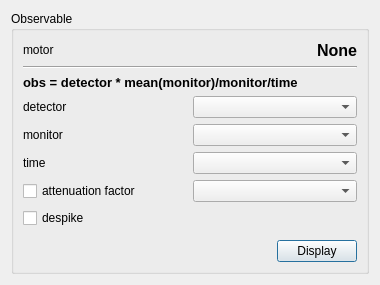
Old version of the form iintgui/ui/iintobservable.ui in the repository syncope/iint-gui.
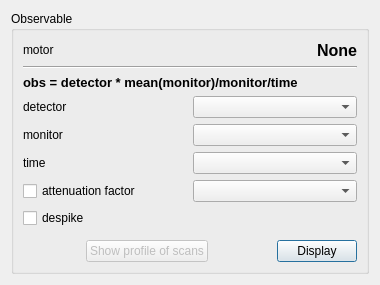
New version of the form.

Commit message: + change gui representation for new buttons

Diff of the .ui file:
```diff
--- a/iintgui/ui/iintobservable.ui
+++ b/iintgui/ui/iintobservable.ui
@@ -577,6 +577,29 @@
         </item>
         <item>
          <layout class="QHBoxLayout" name="horizontalLayout">
+          <item>
+           <spacer name="horizontalSpacer">
+            <property name="orientation">
+             <enum>Qt::Horizontal</enum>
+            </property>
+            <property name="sizeHint" stdset="0">
+             <size>
+              <width>40</width>
+              <height>20</height>
+             </size>
+            </property>
+           </spacer>
+          </item>
+          <item>
+           <widget class="QPushButton" name="showScanProfile">
+            <property name="enabled">
+             <bool>false</bool>
+            </property>
+            <property name="text">
+             <string>Show profile of scans</string>
+            </property>
+           </widget>
+          </item>
           <item>
            <spacer name="horizontalSpacer_4">
             <property name="orientation">
```
Left out of the diff: 2 changed lines with no effect on the pictures. The commit also changes 1 other file.
